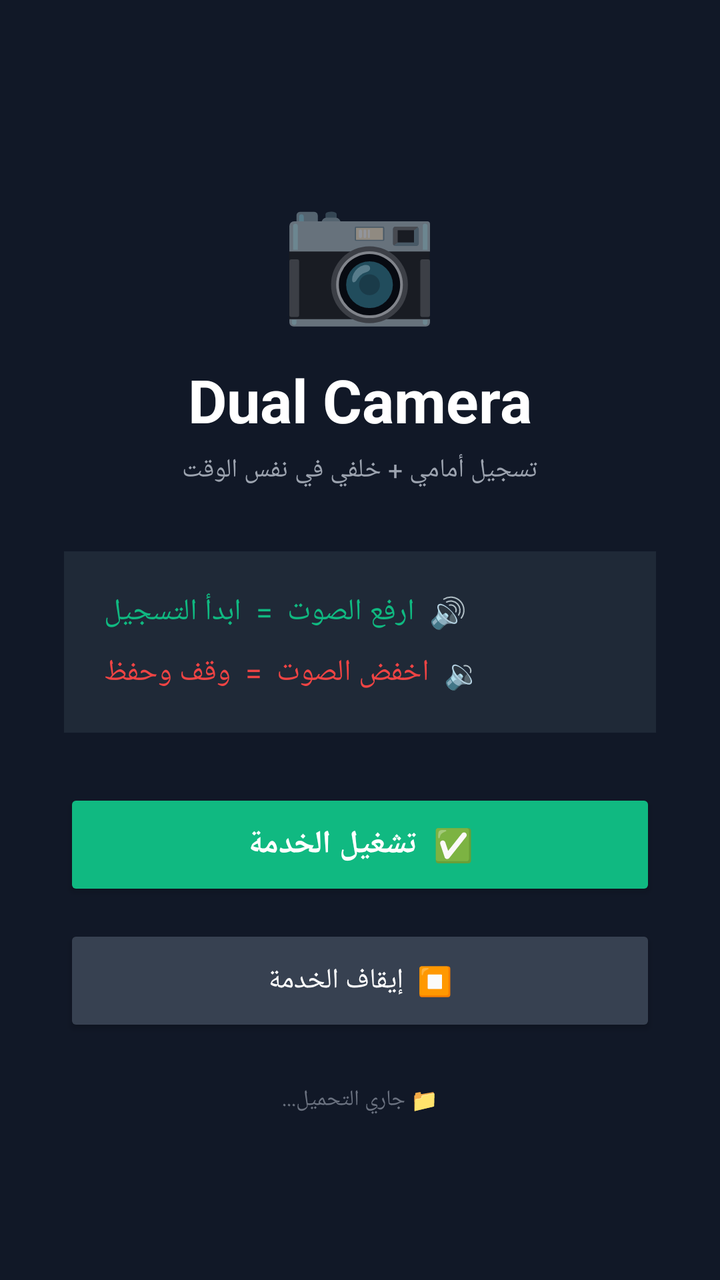
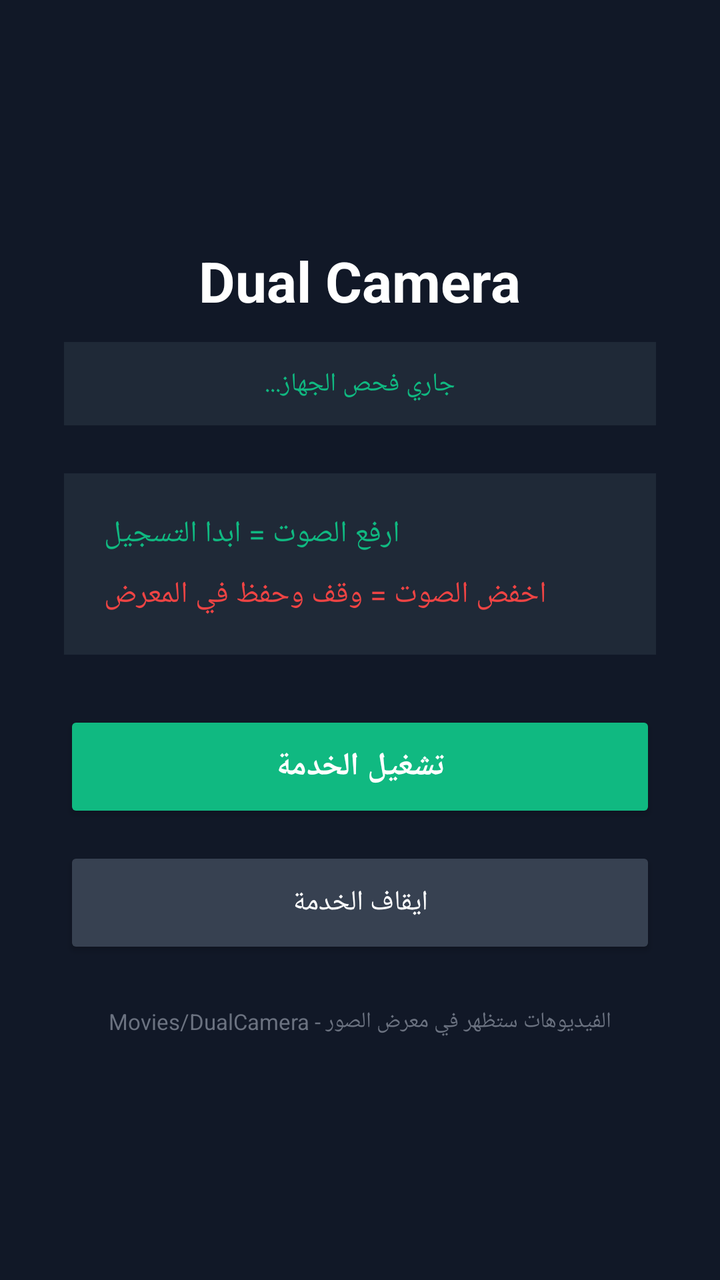

Screens rendered from an Android XML layout before and after an edit, with the pre-edit source and the edit as a unified diff.
<!-- AndroidManifest.xml: application theme Theme.DualCamera -->
<!-- res/layout/activity_main.xml -->
<?xml version="1.0" encoding="utf-8"?>
<LinearLayout xmlns:android="http://schemas.android.com/apk/res/android"
    android:layout_width="match_parent" android:layout_height="match_parent"
    android:orientation="vertical" android:background="#111827"
    android:gravity="center" android:padding="32dp">
    <TextView android:layout_width="wrap_content" android:layout_height="wrap_content"
        android:text="📷" android:textSize="64sp" android:layout_marginBottom="12dp" />
    <TextView android:layout_width="wrap_content" android:layout_height="wrap_content"
        android:text="Dual Camera" android:textSize="30sp" android:textColor="#FFFFFF"
        android:textStyle="bold" android:layout_marginBottom="6dp" />
    <TextView android:layout_width="wrap_content" android:layout_height="wrap_content"
        android:text="تسجيل أمامي + خلفي في نفس الوقت"
        android:textSize="13sp" android:textColor="#9CA3AF" android:layout_marginBottom="32dp" />
    <LinearLayout android:layout_width="match_parent" android:layout_height="wrap_content"
        android:orientation="vertical" android:background="#1F2937"
        android:padding="20dp" android:layout_marginBottom="28dp">
        <TextView android:layout_width="wrap_content" android:layout_height="wrap_content"
            android:text="🔊  ارفع الصوت  =  ابدأ التسجيل"
            android:textColor="#10B981" android:textSize="15sp" android:layout_marginBottom="10dp" />
        <TextView android:layout_width="wrap_content" android:layout_height="wrap_content"
            android:text="🔉  اخفض الصوت  =  وقف وحفظ"
            android:textColor="#EF4444" android:textSize="15sp" />
    </LinearLayout>
    <Button android:id="@+id/btnStart" android:layout_width="match_parent"
        android:layout_height="56dp" android:text="✅  تشغيل الخدمة"
        android:textColor="#FFFFFF" android:textSize="16sp" android:textStyle="bold"
        android:backgroundTint="#10B981" android:layout_marginBottom="12dp" />
    <Button android:id="@+id/btnStop" android:layout_width="match_parent"
        android:layout_height="56dp" android:text="⏹  إيقاف الخدمة"
        android:textColor="#FFFFFF" android:backgroundTint="#374151" android:layout_marginBottom="24dp" />
    <TextView android:id="@+id/tvPath" android:layout_width="match_parent"
        android:layout_height="wrap_content" android:text="📁 جاري التحميل..."
        android:textSize="11sp" android:textColor="#6B7280" android:gravity="center" />
</LinearLayout>
<!-- resources referenced by this layout -->
<resources>
  <style name="Theme.DualCamera" parent="Theme.MaterialComponents.DayNight.NoActionBar">
          <item name="colorPrimary">#10B981</item>
          <item name="colorPrimaryVariant">#059669</item>
          <item name="colorOnPrimary">#FFFFFF</item>
          <item name="colorSecondary">#EF4444</item>
          <item name="colorOnSecondary">#FFFFFF</item>
          <item name="android:windowBackground">#111827</item>
          <item name="android:statusBarColor">#111827</item>
      </style>
</resources>

<!-- the commit's change to res/layout/activity_main.xml (unified diff, before → after) -->
@@ -1,34 +1,38 @@
 <?xml version="1.0" encoding="utf-8"?>
 <LinearLayout xmlns:android="http://schemas.android.com/apk/res/android"
-    android:layout_width="match_parent" android:layout_height="match_parent"
-    android:orientation="vertical" android:background="#111827"
-    android:gravity="center" android:padding="32dp">
+    android:layout_width="match_parent"
+    android:layout_height="match_parent"
+    android:orientation="vertical"
+    android:background="#111827"
+    android:gravity="center"
+    android:padding="32dp">
     <TextView android:layout_width="wrap_content" android:layout_height="wrap_content"
-        android:text="📷" android:textSize="64sp" android:layout_marginBottom="12dp" />
-    <TextView android:layout_width="wrap_content" android:layout_height="wrap_content"
-        android:text="Dual Camera" android:textSize="30sp" android:textColor="#FFFFFF"
-        android:textStyle="bold" android:layout_marginBottom="6dp" />
-    <TextView android:layout_width="wrap_content" android:layout_height="wrap_content"
-        android:text="تسجيل أمامي + خلفي في نفس الوقت"
-        android:textSize="13sp" android:textColor="#9CA3AF" android:layout_marginBottom="32dp" />
+        android:text="Dual Camera" android:textSize="28sp" android:textColor="#FFFFFF"
+        android:textStyle="bold" android:layout_marginBottom="12dp" />
+    <TextView android:id="@+id/tvStatus"
+        android:layout_width="match_parent" android:layout_height="wrap_content"
+        android:text="جاري فحص الجهاز..." android:textSize="13sp" android:textColor="#10B981"
+        android:gravity="center" android:padding="12dp" android:background="#1F2937"
+        android:layout_marginBottom="24dp" />
     <LinearLayout android:layout_width="match_parent" android:layout_height="wrap_content"
         android:orientation="vertical" android:background="#1F2937"
         android:padding="20dp" android:layout_marginBottom="28dp">
         <TextView android:layout_width="wrap_content" android:layout_height="wrap_content"
-            android:text="🔊  ارفع الصوت  =  ابدأ التسجيل"
+            android:text="ارفع الصوت = ابدا التسجيل"
             android:textColor="#10B981" android:textSize="15sp" android:layout_marginBottom="10dp" />
         <TextView android:layout_width="wrap_content" android:layout_height="wrap_content"
-            android:text="🔉  اخفض الصوت  =  وقف وحفظ"
+            android:text="اخفض الصوت = وقف وحفظ في المعرض"
             android:textColor="#EF4444" android:textSize="15sp" />
     </LinearLayout>
     <Button android:id="@+id/btnStart" android:layout_width="match_parent"
-        android:layout_height="56dp" android:text="✅  تشغيل الخدمة"
+        android:layout_height="56dp" android:text="تشغيل الخدمة"
         android:textColor="#FFFFFF" android:textSize="16sp" android:textStyle="bold"
         android:backgroundTint="#10B981" android:layout_marginBottom="12dp" />
     <Button android:id="@+id/btnStop" android:layout_width="match_parent"
-        android:layout_height="56dp" android:text="⏹  إيقاف الخدمة"
+        android:layout_height="56dp" android:text="ايقاف الخدمة"
         android:textColor="#FFFFFF" android:backgroundTint="#374151" android:layout_marginBottom="24dp" />
     <TextView android:id="@+id/tvPath" android:layout_width="match_parent"
-        android:layout_height="wrap_content" android:text="📁 جاري التحميل..."
+        android:layout_height="wrap_content"
+        android:text="الفيديوهات ستظهر في معرض الصور - Movies/DualCamera"
         android:textSize="11sp" android:textColor="#6B7280" android:gravity="center" />
 </LinearLayout>
